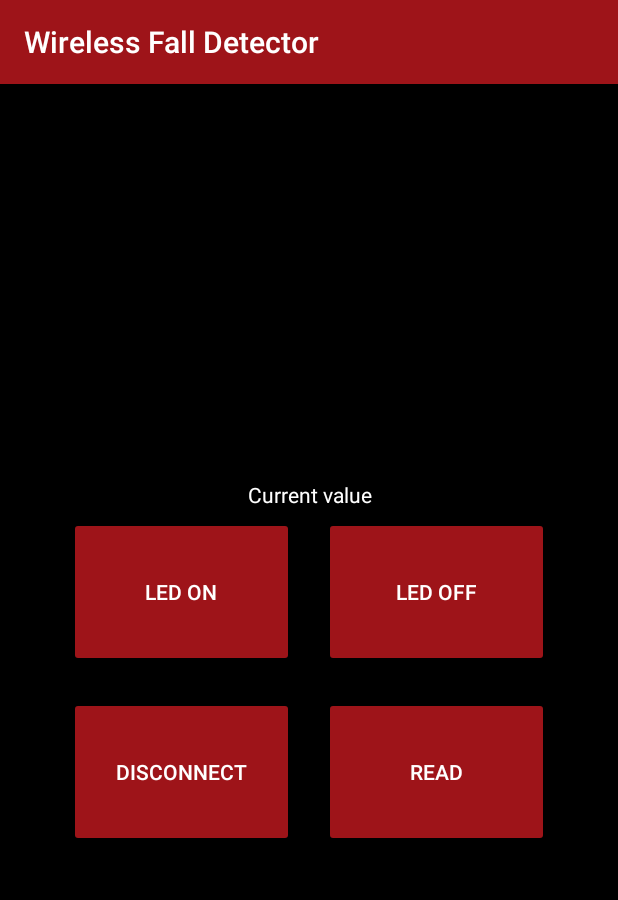
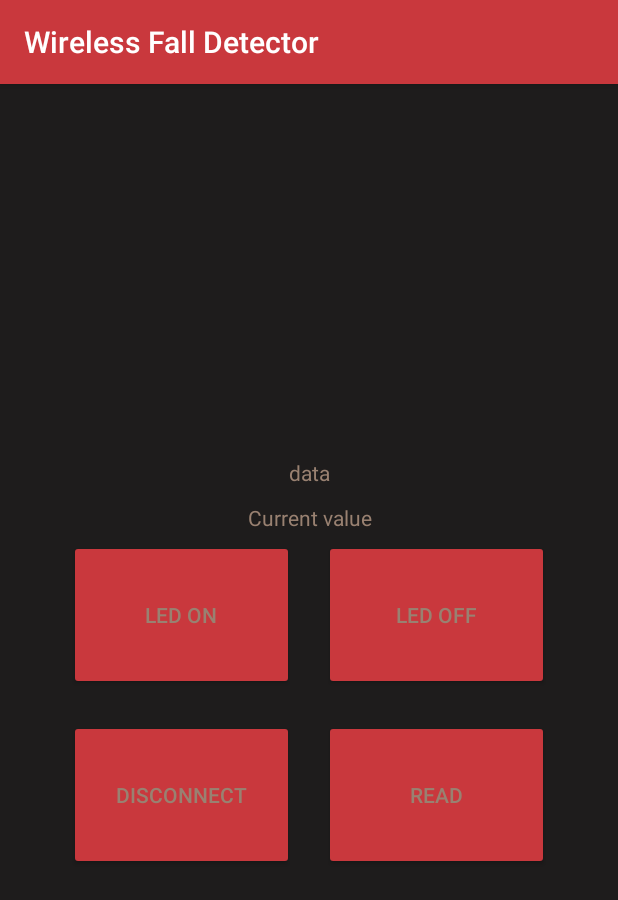
Before and after one commit to Franiszeeek/POM_WirelessFallDetector, an Android app: the MainActivity screen opened directly, with no data from a screen before it, on a phone screen of 412 x 824 dp. Shown: the top 900 px of the screen. Run offline under Robolectric (Android 15) with nearby library versions, the phone set to English and light mode, and no system bars; our stand-ins replace ButterKnife; 3 statements that could not run were skipped.

Commit message:
Wersja 1.0
działająca wersja

```diff
--- a/app/src/main/java/com/example/franciszeeek/wirelessfalldetector/MainActivity.java
+++ b/app/src/main/java/com/example/franciszeeek/wirelessfalldetector/MainActivity.java
@@ -1,5 +1,4 @@
 package com.example.franciszeeek.wirelessfalldetector;
-
 
 import android.app.ProgressDialog;
 import android.bluetooth.BluetoothAdapter;
@@ -7,28 +6,20 @@ import android.bluetooth.BluetoothDevice;
 import android.bluetooth.BluetoothSocket;
 import android.content.Intent;
 import android.os.AsyncTask;
-import android.os.Handler;
-import android.os.Message;
 import android.support.v7.app.AppCompatActivity;
 import android.os.Bundle;
 import android.util.Log;
-import android.view.View;
 import android.widget.TextView;
 import android.widget.Toast;
 import java.io.DataInputStream;
 import java.io.IOException;
 import java.io.InputStream;
-import java.io.OutputStream;
-import java.util.Arrays;
 import java.util.UUID;
 import butterknife.BindView;
 import butterknife.ButterKnife;
 import butterknife.OnClick;
 
 public class MainActivity extends AppCompatActivity {
-
-    //@BindView(R.id.graphView)
-    //View graphView;
 
     @OnClick(R.id.functionality1)
     void OnClick_ON() {
@@ -46,11 +37,15 @@ public class MainActivity extends AppCompatActivity {
     }
 
     @OnClick(R.id.functionality4)
-    void OnClick_F4() { Read(); }
+    void OnClick_F4() {
+        Read();
+    }
 
     @BindView(R.id.dataValue)
     TextView dataValue;
 
+    @BindView(R.id.data)
+    TextView datadata;
 
     String address = null;
     private ProgressDialog progress;
@@ -58,7 +53,7 @@ public class MainActivity extends AppCompatActivity {
     BluetoothSocket btSocket = null;
     private boolean isBtConnected = false;
     static final UUID myUUID = UUID.fromString("00001101-0000-1000-8000-00805F9B34FB");
-
+    private static final String TAG = "MY_APP_DEBUG_TAG";
 
     @Override
     protected void onCreate(Bundle savedInstanceState) {
@@ -67,46 +62,93 @@ public class MainActivity extends AppCompatActivity {
         ButterKnife.bind(this);
 
         Intent newIntent = getIntent();
-        address = newIntent.getStringExtra(DeviceList.EXTRA_ADDRESS); // Odebranie adresu urządzenia
+        address = newIntent.getStringExtra(DeviceList.EXTRA_ADDRESS);
         new ConnectBT().execute();
-
-
-        /*
-        try {
-            InputStream tmpIn = btSocket.getInputStream();
-            DataInputStream mmInStream = new DataInputStream(tmpIn);
-            dataValue.setText(mmInStream.toString());
-        } catch (Exception e) {
-            msg("Error");
-        }
-        */
     }
-
     private void Read() {
         if (btSocket != null)
         {
             try {
                 InputStream tmpIn = btSocket.getInputStream();
                 DataInputStream mmInStream = new DataInputStream(tmpIn);
-                byte[] buffer = new byte[128];
+
+                byte[] buffer = new byte[64];
                 int read = 0;
-                while ((read = mmInStream.read(buffer, 0, buffer.length)) != -1) {
-                    mmInStream.read(buffer);
-                    System.out.println("Server says " + new String(buffer));
-                    //dataValue.setText( new String (buffer));
+                read = mmInStream.read(buffer, 0, buffer.length);
+                mmInStream.read(buffer);
+                String data = new String(buffer);
+                datadata.setText(data);
+
+            } catch (IOException e) {
+                Log.e(TAG, "Error", e);
+            }
+        }
+    }
+
+    private void Disconnect() {
+        if (btSocket != null)
+        {
+            try {
+                btSocket.close();
+            } catch (IOException e) {
+                Log.e(TAG, "Error", e);
+            }
+        }
+        finish();
+    }
+
+    private void turnOffLed() {
+        if (btSocket != null) {
+            try {
+                btSocket.getOutputStream().write("F".toString().getBytes());
+            } catch (IOException e) {
+                Log.e(TAG, "Error", e);
+            }
+        }
+    }
+
+    private void turnOnLed() {
+        if (btSocket != null) {
+            try {
+                btSocket.getOutputStream().write("T".toString().getBytes());
+            } catch (IOException e) {
+                Log.e(TAG, "Error", e);
+            }
+        }
+    }
+        private class ConnectBT extends AsyncTask<Void, Void, Void> {
+            private boolean ConnectSuccess = true;
+
+            @Override
+            protected void onPreExecute() {
+                progress = ProgressDialog.show(MainActivity.this, "Connecting...", "Please wait!!!");
+            }
+            @Override
+            protected Void doInBackground(Void... devices) {
+                try {
+                    if (btSocket == null || !isBtConnected) {
+                        myBluetooth = BluetoothAdapter.getDefaultAdapter();
+                        BluetoothDevice dispositivo = myBluetooth.getRemoteDevice(address);
+                        btSocket = dispositivo.createInsecureRfcommSocketToServiceRecord(myUUID);
+                        BluetoothAdapter.getDefaultAdapter().cancelDiscovery();
+                        btSocket.connect();
+                    }
+                } catch (IOException e) {
+                    ConnectSuccess = false;
                 }
-/*
-                byte[] mmBuffer = new byte[1024];
-                int numBytes = mmInStream.read();
-                Message readMsg = mHandler.obtainMessage(
-                        MessageConstants.MESSAGE_READ, numBytes, -1,
-                        mmBuffer);
-                readMsg.sendToTarget();
-*/
-                //String tem = new String(mmInStream.readByte())
-                //dataValue.setText( new String (mmInStream));
-            } catch (IOException e) {
-                msg("Error");
+                return null;
+            }
+            @Override
+            protected void onPostExecute(Void result) {
+                super.onPostExecute(result);
+                if (!ConnectSuccess) {
+                    Toast.makeText(getApplicationContext(), "Connection Failed. Is it a SPP Bluetooth? Try again.", Toast.LENGTH_LONG).show();
+                    finish();
+                } else {
+                    Toast.makeText(getApplicationContext(), "Connected.", Toast.LENGTH_LONG).show();
+                    isBtConnected = true;
+                }
+                progress.dismiss();
             }
         }
     }
@@ -139,80 +181,3 @@ public class MainActivity extends AppCompatActivity {
 
         }
         */
-
-    private void Disconnect() {
-        if (btSocket != null) //If the btSocket is busy
-        {
-            try {
-                btSocket.close(); //close connection
-            } catch (IOException e) {
-                msg("Error");
-            }
-        }
-        finish(); //return to the first layout
-    }
-
-    private void turnOffLed() {
-        if (btSocket != null) {
-            try {
-                btSocket.getOutputStream().write("F".toString().getBytes());
-            } catch (IOException e) {
-                msg("Error");
-            }
-        }
-    }
-
-    private void turnOnLed() {
-        if (btSocket != null) {
-            try {
-                btSocket.getOutputStream().write("T".toString().getBytes());
-            } catch (IOException e) {
-                msg("Error");
-            }
-        }
-    }
-
-    // fast way to call Toast
-    private void msg(String s) {
-        Toast.makeText(getApplicationContext(), s, Toast.LENGTH_LONG).show();
-    }
-        private class ConnectBT extends AsyncTask<Void, Void, Void>  // UI thread
-        {
-            private boolean ConnectSuccess = true; //if it's here, it's almost connected
-
-            @Override
-            protected void onPreExecute() {
-                progress = ProgressDialog.show(MainActivity.this, "Connecting...", "Please wait!!!");  //show a progress dialog
-            }
-            @Override
-            protected Void doInBackground(Void... devices) //while the progress dialog is shown, the connection is done in background
-            {
-                try {
-                    if (btSocket == null || !isBtConnected) {
-                        myBluetooth = BluetoothAdapter.getDefaultAdapter();//get the mobile bluetooth device
-                        BluetoothDevice dispositivo = myBluetooth.getRemoteDevice(address);//connects to the device's address and checks if it's available
-                        btSocket = dispositivo.createInsecureRfcommSocketToServiceRecord(myUUID);//create a RFCOMM (SPP) connection
-                        BluetoothAdapter.getDefaultAdapter().cancelDiscovery();
-                        btSocket.connect();//start connection
-                    }
-                } catch (IOException e) {
-                    ConnectSuccess = false;//if the try failed, you can check the exception here
-                }
-                return null;
-            }
-            @Override
-            protected void onPostExecute(Void result)
-            {
-                super.onPostExecute(result);
-
-                if (!ConnectSuccess) {
-                    msg("Connection Failed. Is it a SPP Bluetooth? Try again.");
-                    finish();
-                } else {
-                    msg("Connected.");
-                    isBtConnected = true;
-                }
-                progress.dismiss();
-            }
-        }
-    }
--- a/app/src/main/res/layout/activity_main.xml
+++ b/app/src/main/res/layout/activity_main.xml
@@ -9,6 +9,15 @@
     android:background="@color/colorBackground"
     tools:context="com.example.franciszeeek.wirelessfalldetector.MainActivity">
 
+    <TextView
+        android:id="@+id/data"
+        android:layout_width="match_parent"
+        android:layout_height="wrap_content"
+        android:text="data"
+        android:textColor="@color/colorTextButton"
+        android:textAlignment="center"
+        android:layout_marginBottom="5dp"
+        android:layout_marginTop="5dp"/>
     <TextView
         android:id="@+id/dataValue"
         android:layout_width="match_parent"
--- a/app/src/main/res/values/colors.xml
+++ b/app/src/main/res/values/colors.xml
@@ -1,9 +1,7 @@
 <?xml version="1.0" encoding="utf-8"?>
 <resources>
-    <color name="colorPrimary">#3F51B5</color>
-    <color name="colorPrimaryDark">#303F9F</color>
-    <color name="colorAccent">#FF4081</color>
-    <color name="colorButton">#9e1419</color>
-    <color name="colorTextButton">#ffffff</color>
-    <color name="colorBackground">#000000</color>
+    <color name="colorButton2">#9e1419</color>
+    <color name="colorButton">#c9383d</color>
+    <color name="colorTextButton">#998171</color>
+    <color name="colorBackground">#1e1c1c</color>
 </resources>
--- a/app/src/main/res/values/styles.xml
+++ b/app/src/main/res/values/styles.xml
@@ -2,10 +2,8 @@
 
     <!-- Base application theme. -->
     <style name="AppTheme" parent="Theme.AppCompat.Light.DarkActionBar">
-        <!-- Customize your theme here. -->
         <item name="colorPrimary">@color/colorButton</item>
         <item name="colorPrimaryDark">@color/colorBackground</item>
-        <item name="colorAccent">@color/colorAccent</item>
     </style>
 
 </resources>
```
Also changed, not shown: app/src/main/java/com/example/franciszeeek/wirelessfalldetector/DeviceList.java (+14 -30 lines).
